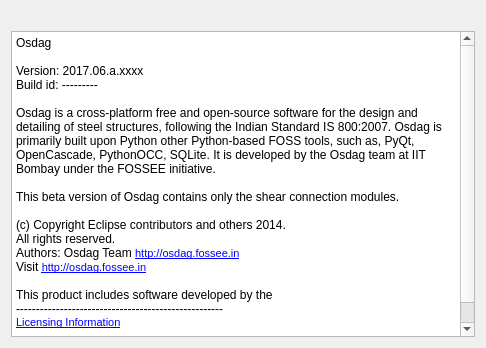
Before: the Qt Designer form Connections/Shear/cleatAngle/ui_about_osdag.ui in GreatDevelopers/osdag-core, drawn with Qt 5.
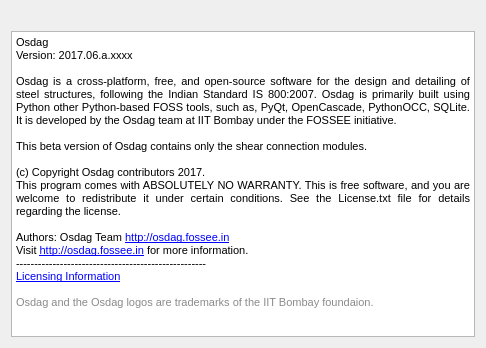
After: the same form once the commit is applied. Icons and pictures are not drawn.

Commit message: Feat: add license text file

The edit to the form file:
```diff
--- a/Connections/Shear/cleatAngle/ui_about_osdag.ui
+++ b/Connections/Shear/cleatAngle/ui_about_osdag.ui
@@ -34,26 +34,23 @@
       <string>&lt;!DOCTYPE HTML PUBLIC &quot;-//W3C//DTD HTML 4.0//EN&quot; &quot;http://www.w3.org/TR/REC-html40/strict.dtd&quot;&gt;
 &lt;html&gt;&lt;head&gt;&lt;meta name=&quot;qrichtext&quot; content=&quot;1&quot; /&gt;&lt;style type=&quot;text/css&quot;&gt;
 p, li { white-space: pre-wrap; }
-&lt;/style&gt;&lt;/head&gt;&lt;body style=&quot; font-family:'MS Shell Dlg 2'; font-size:7.5pt; font-weight:400; font-style:normal;&quot;&gt;
-&lt;p style=&quot; margin-top:0px; margin-bottom:0px; margin-left:0px; margin-right:0px; -qt-block-indent:0; text-indent:0px;&quot;&gt;&lt;span style=&quot; font-size:9pt;&quot;&gt;Osdag&lt;/span&gt;&lt;/p&gt;
-&lt;p style=&quot;-qt-paragraph-type:empty; margin-top:0px; margin-bottom:0px; margin-left:0px; margin-right:0px; -qt-block-indent:0; text-indent:0px; font-size:9pt;&quot;&gt;&lt;br /&gt;&lt;/p&gt;
-&lt;p style=&quot; margin-top:0px; margin-bottom:0px; margin-left:0px; margin-right:0px; -qt-block-indent:0; text-indent:0px;&quot;&gt;&lt;span style=&quot; font-size:9pt;&quot;&gt;Version: 2017.06.a.xxxx&lt;/span&gt;&lt;/p&gt;
-&lt;p style=&quot; margin-top:0px; margin-bottom:0px; margin-left:0px; margin-right:0px; -qt-block-indent:0; text-indent:0px;&quot;&gt;&lt;span style=&quot; font-size:9pt;&quot;&gt;Build id: ---------&lt;/span&gt;&lt;/p&gt;
-&lt;p style=&quot;-qt-paragraph-type:empty; margin-top:0px; margin-bottom:0px; margin-left:0px; margin-right:0px; -qt-block-indent:0; text-indent:0px; font-size:9pt;&quot;&gt;&lt;br /&gt;&lt;/p&gt;
-&lt;p style=&quot; margin-top:0px; margin-bottom:0px; margin-left:0px; margin-right:0px; -qt-block-indent:0; text-indent:0px;&quot;&gt;&lt;span style=&quot; font-family:'monospace, monospace'; font-size:9pt;&quot;&gt;Osdag is a cross-platform free and open-source software for the design and detailing of steel structures, following the Indian Standard IS 800:2007. Osdag is primarily built upon Python other Python-based FOSS tools, such as, PyQt, OpenCascade, PythonOCC, SQLite. It is developed by the Osdag team at IIT Bombay under the FOSSEE initiative. &lt;/span&gt;&lt;/p&gt;
-&lt;p style=&quot;-qt-paragraph-type:empty; margin-top:0px; margin-bottom:0px; margin-left:0px; margin-right:0px; -qt-block-indent:0; text-indent:0px; font-size:9pt;&quot;&gt;&lt;br /&gt;&lt;/p&gt;
-&lt;p style=&quot; margin-top:0px; margin-bottom:0px; margin-left:0px; margin-right:0px; -qt-block-indent:0; text-indent:0px;&quot;&gt;&lt;span style=&quot; font-family:'monospace, monospace'; font-size:9pt;&quot;&gt;This beta version of Osdag contains only the shear connection modules.&lt;/span&gt;&lt;/p&gt;
-&lt;p style=&quot;-qt-paragraph-type:empty; margin-top:0px; margin-bottom:0px; margin-left:0px; margin-right:0px; -qt-block-indent:0; text-indent:0px; font-size:9pt;&quot;&gt;&lt;br /&gt;&lt;/p&gt;
-&lt;p style=&quot; margin-top:0px; margin-bottom:0px; margin-left:0px; margin-right:0px; -qt-block-indent:0; text-indent:0px;&quot;&gt;&lt;span style=&quot; font-size:9pt;&quot;&gt;(c) Copyright Eclipse contributors and others 2014.&lt;/span&gt;&lt;/p&gt;
-&lt;p style=&quot; margin-top:0px; margin-bottom:0px; margin-left:0px; margin-right:0px; -qt-block-indent:0; text-indent:0px;&quot;&gt;&lt;span style=&quot; font-size:9pt;&quot;&gt;All rights reserved.&lt;/span&gt;&lt;/p&gt;
-&lt;p style=&quot; margin-top:0px; margin-bottom:0px; margin-left:0px; margin-right:0px; -qt-block-indent:0; text-indent:0px;&quot;&gt;&lt;span style=&quot; font-size:9pt;&quot;&gt;Authors: Osdag Team &lt;/span&gt;&lt;a href=&quot;http://osdag.fossee.in&quot;&gt;&lt;span style=&quot; font-size:8pt; text-decoration: underline; color:#0000ff;&quot;&gt;http://osdag.fossee.in&lt;/span&gt;&lt;/a&gt;&lt;/p&gt;
-&lt;p style=&quot; margin-top:0px; margin-bottom:0px; margin-left:0px; margin-right:0px; -qt-block-indent:0; text-indent:0px;&quot;&gt;&lt;span style=&quot; font-size:9pt;&quot;&gt;Visit &lt;/span&gt;&lt;a href=&quot;http://osdag.fossee.in&quot;&gt;&lt;span style=&quot; font-size:8pt; text-decoration: underline; color:#0000ff;&quot;&gt;http://osdag.fossee.in&lt;/span&gt;&lt;/a&gt;&lt;/p&gt;
-&lt;p style=&quot;-qt-paragraph-type:empty; margin-top:0px; margin-bottom:0px; margin-left:0px; margin-right:0px; -qt-block-indent:0; text-indent:0px; font-size:9pt;&quot;&gt;&lt;br /&gt;&lt;/p&gt;
-&lt;p style=&quot; margin-top:0px; margin-bottom:0px; margin-left:0px; margin-right:0px; -qt-block-indent:0; text-indent:0px;&quot;&gt;&lt;span style=&quot; font-size:9pt;&quot;&gt;This product includes software developed by the&lt;/span&gt;&lt;/p&gt;
-&lt;p style=&quot; margin-top:0px; margin-bottom:0px; margin-left:0px; margin-right:0px; -qt-block-indent:0; text-indent:0px;&quot;&gt;&lt;span style=&quot; font-size:9pt;&quot;&gt;----------------------------------------------------&lt;/span&gt;&lt;/p&gt;
-&lt;p style=&quot; margin-top:0px; margin-bottom:0px; margin-left:0px; margin-right:0px; -qt-block-indent:0; text-indent:0px;&quot;&gt;&lt;a href=&quot;somelink&quot;&gt;&lt;span style=&quot; font-size:8pt; text-decoration: underline; color:#0000ff;&quot;&gt;Licensing Information&lt;/span&gt;&lt;/a&gt;&lt;/p&gt;
+&lt;/style&gt;&lt;/head&gt;&lt;body style=&quot; font-family:'MS Shell Dlg 2'; font-size:7.8pt; font-weight:400; font-style:normal;&quot;&gt;
+&lt;p align=&quot;justify&quot; style=&quot; margin-top:0px; margin-bottom:0px; margin-left:0px; margin-right:0px; -qt-block-indent:0; text-indent:0px;&quot;&gt;&lt;span style=&quot; font-family:'monospace, monospace'; font-size:8pt;&quot;&gt;Osdag &lt;/span&gt;&lt;/p&gt;
+&lt;p align=&quot;justify&quot; style=&quot; margin-top:0px; margin-bottom:0px; margin-left:0px; margin-right:0px; -qt-block-indent:0; text-indent:0px;&quot;&gt;&lt;span style=&quot; font-size:8pt;&quot;&gt;Version: 2017.06.a.xxxx&lt;/span&gt;&lt;/p&gt;
+&lt;p align=&quot;justify&quot; style=&quot;-qt-paragraph-type:empty; margin-top:0px; margin-bottom:0px; margin-left:0px; margin-right:0px; -qt-block-indent:0; text-indent:0px; font-size:8pt;&quot;&gt;&lt;br /&gt;&lt;/p&gt;
+&lt;p align=&quot;justify&quot; style=&quot; margin-top:0px; margin-bottom:0px; margin-left:0px; margin-right:0px; -qt-block-indent:0; text-indent:0px;&quot;&gt;&lt;span style=&quot; font-family:'monospace, monospace'; font-size:8pt;&quot;&gt;Osdag is a cross-platform, free, and open-source software for the design and detailing of steel structures, following the Indian Standard IS 800:2007. Osdag is primarily built using Python other Python-based FOSS tools, such as, PyQt, OpenCascade, PythonOCC, SQLite. It is developed by the Osdag team at IIT Bombay under the FOSSEE initiative. &lt;/span&gt;&lt;/p&gt;
+&lt;p align=&quot;justify&quot; style=&quot;-qt-paragraph-type:empty; margin-top:0px; margin-bottom:0px; margin-left:0px; margin-right:0px; -qt-block-indent:0; text-indent:0px; font-size:8pt;&quot;&gt;&lt;br /&gt;&lt;/p&gt;
+&lt;p align=&quot;justify&quot; style=&quot; margin-top:0px; margin-bottom:0px; margin-left:0px; margin-right:0px; -qt-block-indent:0; text-indent:0px;&quot;&gt;&lt;span style=&quot; font-family:'monospace, monospace'; font-size:8pt;&quot;&gt;This beta version of Osdag contains only the shear connection modules.&lt;/span&gt;&lt;/p&gt;
+&lt;p align=&quot;justify&quot; style=&quot;-qt-paragraph-type:empty; margin-top:0px; margin-bottom:0px; margin-left:0px; margin-right:0px; -qt-block-indent:0; text-indent:0px; font-size:8pt;&quot;&gt;&lt;br /&gt;&lt;/p&gt;
+&lt;p align=&quot;justify&quot; style=&quot; margin-top:0px; margin-bottom:0px; margin-left:0px; margin-right:0px; -qt-block-indent:0; text-indent:0px;&quot;&gt;&lt;span style=&quot; font-size:8pt;&quot;&gt;(c) Copyright Osdag contributors 2017.&lt;/span&gt;&lt;/p&gt;
+&lt;p align=&quot;justify&quot; style=&quot; margin-top:0px; margin-bottom:0px; margin-left:0px; margin-right:0px; -qt-block-indent:0; text-indent:0px;&quot;&gt;&lt;span style=&quot; font-size:8pt;&quot;&gt;This program comes with ABSOLUTELY NO WARRANTY. This is free software, and you are welcome to redistribute it under certain conditions. See the License.txt file for details regarding the license.&lt;/span&gt;&lt;/p&gt;
+&lt;p align=&quot;justify&quot; style=&quot;-qt-paragraph-type:empty; margin-top:0px; margin-bottom:0px; margin-left:0px; margin-right:0px; -qt-block-indent:0; text-indent:0px; font-size:8pt;&quot;&gt;&lt;br /&gt;&lt;/p&gt;
+&lt;p align=&quot;justify&quot; style=&quot; margin-top:0px; margin-bottom:0px; margin-left:0px; margin-right:0px; -qt-block-indent:0; text-indent:0px;&quot;&gt;&lt;span style=&quot; font-size:8pt;&quot;&gt;Authors: Osdag Team &lt;/span&gt;&lt;a href=&quot;http://osdag.fossee.in&quot;&gt;&lt;span style=&quot; font-size:8pt; text-decoration: underline; color:#0000ff;&quot;&gt;http://osdag.fossee.in&lt;/span&gt;&lt;/a&gt;&lt;/p&gt;
+&lt;p align=&quot;justify&quot; style=&quot; margin-top:0px; margin-bottom:0px; margin-left:0px; margin-right:0px; -qt-block-indent:0; text-indent:0px;&quot;&gt;&lt;span style=&quot; font-size:8pt;&quot;&gt;Visit &lt;/span&gt;&lt;a href=&quot;http://osdag.fossee.in&quot;&gt;&lt;span style=&quot; font-size:8pt; text-decoration: underline; color:#0000ff;&quot;&gt;http://osdag.fossee.in&lt;/span&gt;&lt;/a&gt;&lt;span style=&quot; font-size:8pt;&quot;&gt; for more information.&lt;/span&gt;&lt;/p&gt;
+&lt;p align=&quot;justify&quot; style=&quot; margin-top:0px; margin-bottom:0px; margin-left:0px; margin-right:0px; -qt-block-indent:0; text-indent:0px;&quot;&gt;&lt;span style=&quot; font-size:8pt;&quot;&gt;----------------------------------------------------&lt;/span&gt;&lt;/p&gt;
+&lt;p align=&quot;justify&quot; style=&quot; margin-top:0px; margin-bottom:0px; margin-left:0px; margin-right:0px; -qt-block-indent:0; text-indent:0px;&quot;&gt;&lt;a href=&quot;..\..\..\ResourceFiles\License\License-dependencies.txt&quot;&gt;&lt;span style=&quot; font-size:8pt; text-decoration: underline; color:#0000ff;&quot;&gt;Licensing Information&lt;/span&gt;&lt;/a&gt;&lt;/p&gt;
 &lt;p style=&quot;-qt-paragraph-type:empty; margin-top:0px; margin-bottom:0px; margin-left:0px; margin-right:0px; -qt-block-indent:0; text-indent:0px; font-size:8pt; text-decoration: underline; color:#0000ff;&quot;&gt;&lt;br /&gt;&lt;/p&gt;
-&lt;p style=&quot; margin-top:0px; margin-bottom:0px; margin-left:0px; margin-right:0px; -qt-block-indent:0; text-indent:0px;&quot;&gt;&lt;span style=&quot; font-size:8pt; color:#8a8a8a;&quot;&gt;Osdag and the Osdag logos are trademarks of the IIT Bombay foundaion.&lt;/span&gt;&lt;/p&gt;&lt;/body&gt;&lt;/html&gt;</string>
+&lt;p align=&quot;justify&quot; style=&quot; margin-top:0px; margin-bottom:0px; margin-left:0px; margin-right:0px; -qt-block-indent:0; text-indent:0px;&quot;&gt;&lt;span style=&quot; font-size:8pt; color:#8a8a8a;&quot;&gt;Osdag and the Osdag logos are trademarks of the IIT Bombay foundaion.&lt;/span&gt;&lt;/p&gt;&lt;/body&gt;&lt;/html&gt;</string>
      </property>
      <property name="openExternalLinks">
       <bool>true</bool>
```
The commit also changes 15 other files.
